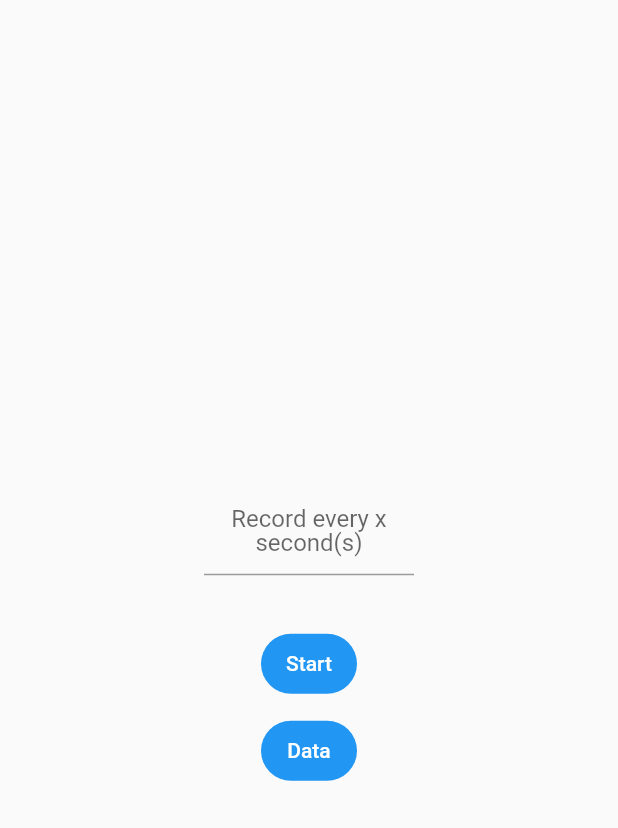
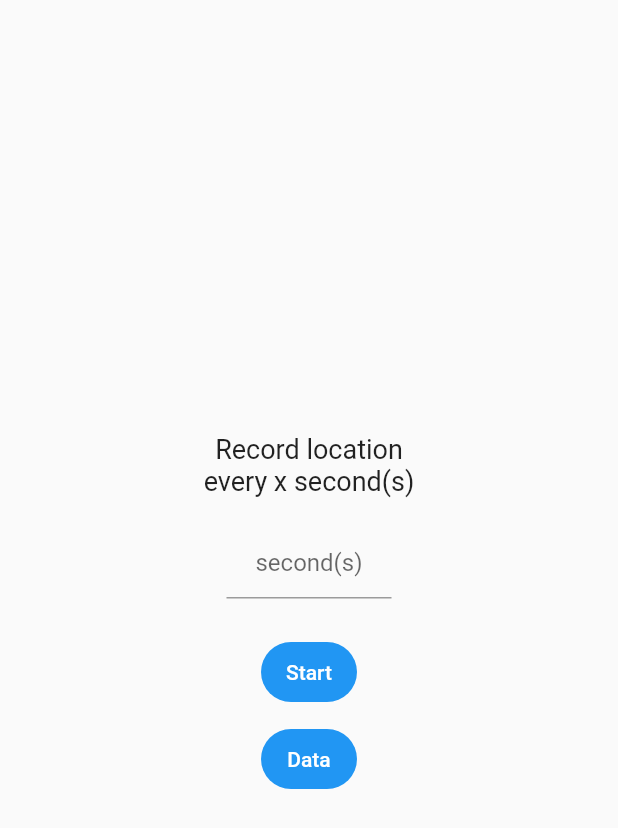
Before and after one commit to PeemPeimn/get_location_app, a Flutter app: the screen it shows after launch, on a phone screen of 412 x 824 dp. Shown: the top 828 px of the screen. Run offline on Flutter 3.47's test engine with Material 2 defaults, Android fonts, the phone set to English and light mode, and no system bars; our stand-ins replace geolocator; missing offline and left inert: format.

Commit message:
Change Home's text style

```diff
--- a/lib/screens/home.dart
+++ b/lib/screens/home.dart
@@ -64,9 +64,14 @@ class _HomeScreenState extends State<HomeScreen> {
           child: Column(
         mainAxisAlignment: MainAxisAlignment.center,
         children: <Widget>[
+          const Text(
+            "Record location \nevery x second(s)",
+            style: TextStyle(fontSize: 18),
+            textAlign: TextAlign.center,
+          ),
           Container(
-            width: 200,
-            padding: const EdgeInsets.all(30),
+            width: 150,
+            padding: const EdgeInsets.all(20),
             child: TextFormField(
               controller: inputController,
               keyboardType: TextInputType.number,
@@ -75,10 +80,6 @@ class _HomeScreenState extends State<HomeScreen> {
                 FilteringTextInputFormatter.digitsOnly
               ],
               decoration: const InputDecoration(
-                label: Text(
-                  "Record every x second(s)",
-                  textAlign: TextAlign.center,
-                ),
                 // labelText: "Record every x second(s)",
                 hintText: "second(s)",
               ),
```
